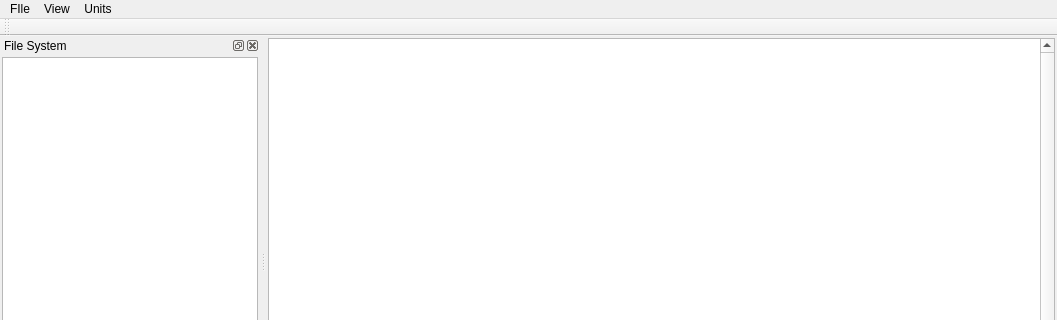
Old version of the form filemapper.ui in the repository djwong/filemapper; both pictures show x 0 to 1057 and y 0 to 320 of the 1057 by 729 pixel window.
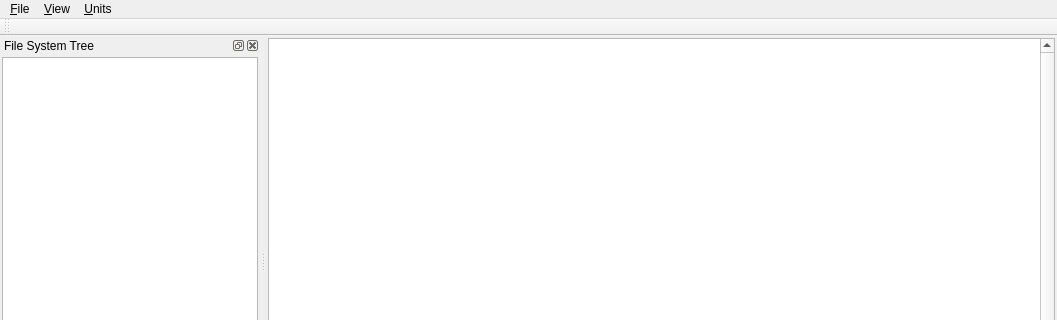
New version of the form. Icons and pictures are not drawn.

Commit message: gui: Add menu accelerators and gray out Exports when there are none.

Diff of the .ui file:
```diff
--- a/filemapper.ui
+++ b/filemapper.ui
@@ -203,7 +203,7 @@
     <string/>
    </property>
    <property name="windowTitle">
-    <string>File System</string>
+    <string>File System Tree</string>
    </property>
    <attribute name="dockWidgetArea">
     <number>1</number>
@@ -298,7 +298,7 @@
    </property>
    <widget class="QMenu" name="menuFile">
     <property name="title">
-     <string>FIle</string>
+     <string>&amp;File</string>
     </property>
     <addaction name="actionExportExtents"/>
     <addaction name="separator"/>
@@ -306,7 +306,7 @@
    </widget>
    <widget class="QMenu" name="menuView">
     <property name="title">
-     <string>View</string>
+     <string>&amp;View</string>
     </property>
     <addaction name="actionFileSystem_Tree"/>
     <addaction name="actionExtent_List"/>
@@ -317,7 +317,7 @@
    </widget>
    <widget class="QMenu" name="menuUnits">
     <property name="title">
-     <string>Units</string>
+     <string>&amp;Units</string>
     </property>
     <addaction name="actionAuto"/>
     <addaction name="actionBytes"/>
```
Left out of the diff: 33 changed lines with no effect on the pictures. The commit also changes 1 other file.
